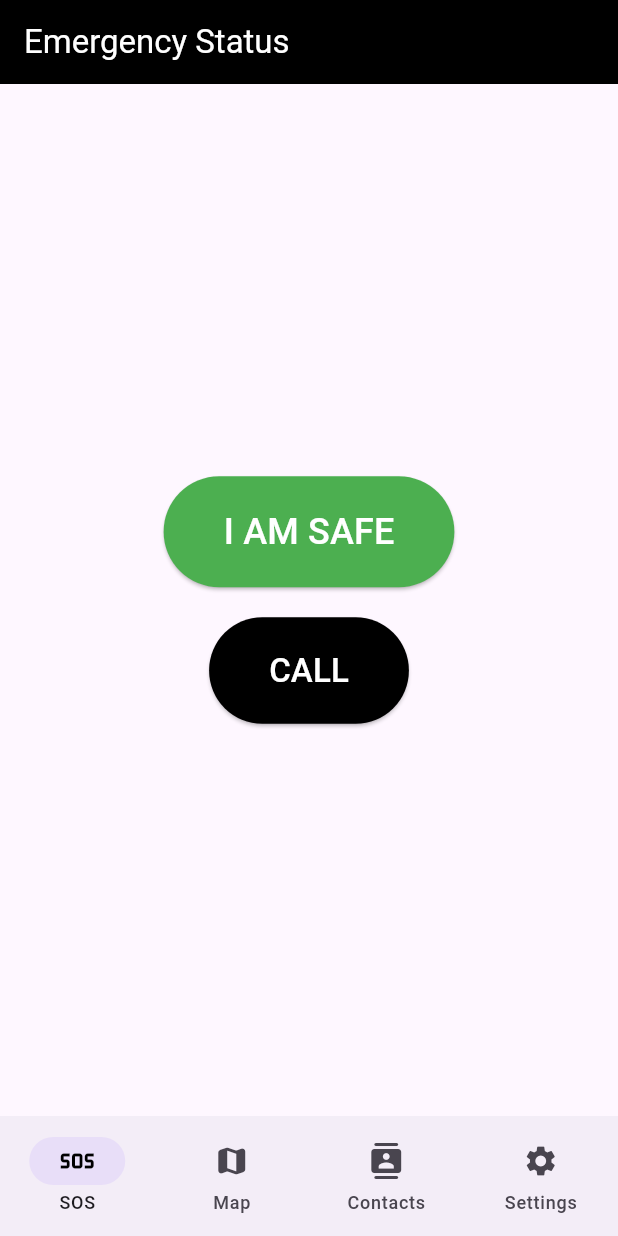
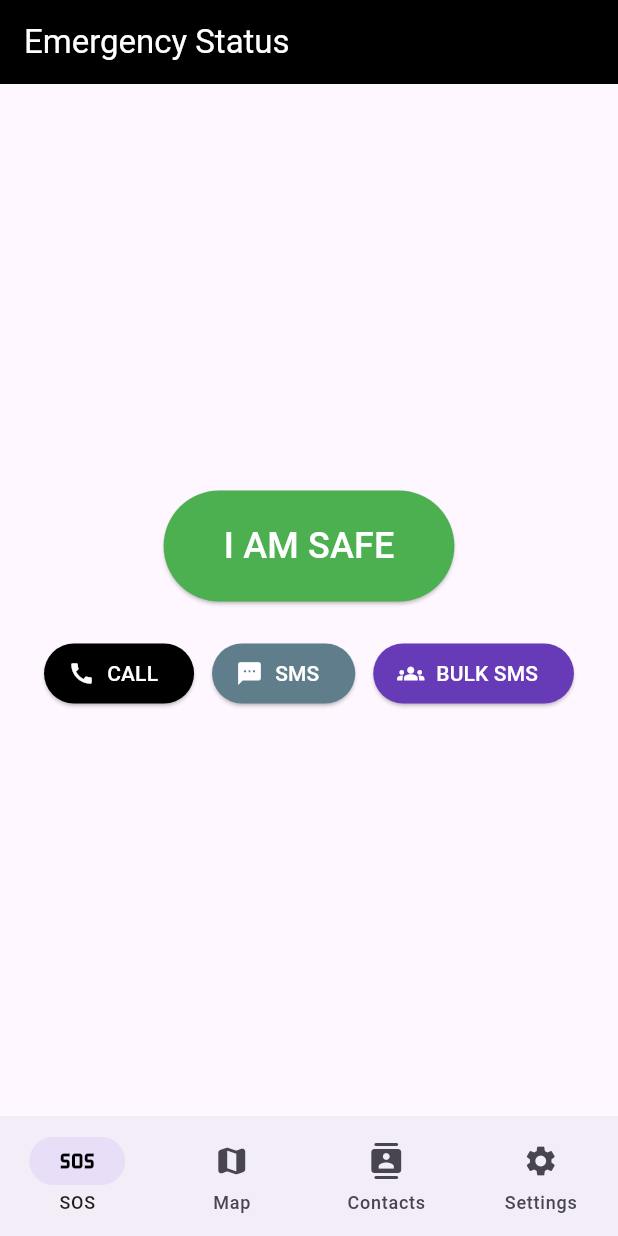
Before and after one commit to Navi2004725/emergency_button_demo, a Flutter app: the screen it shows after launch, after a tap on "SOS", on a phone screen of 412 x 824 dp. Run offline on Flutter 3.47's test engine with Material 3 defaults, Android fonts, the phone set to English and light mode, and no system bars; our stand-ins replace logger.

Commit message:
All BE services are separated to files ✏️📂

```diff
--- a/lib/pages/sos_page.dart
+++ b/lib/pages/sos_page.dart
@@ -1,6 +1,9 @@
 import 'package:flutter/material.dart';
-import '../services/api_service.dart';
 import '../../utils/app_logger.dart';
+
+import '../services/call_service.dart';
+import '../services/sms_service.dart';
+import '../services/bulk_sms_service.dart';
 
 class SosPage extends StatefulWidget {
   const SosPage({super.key});
@@ -18,38 +21,78 @@ class _SosPageState extends State<SosPage> {
 
     final nextIsSafe = !isSafe;
 
-    setState(() {
-      isLoading = true;
-    });
+    setState(() => isLoading = true);
 
     try {
       if (!nextIsSafe) {
-        // SOS pressed
+        // SOS pressed -> backend decides recipients/message
         logger.w("🚨 SOS pressed");
-        await ApiService.sendSosSms();
-        logger.i("✅ SOS SMS sent successfully");
+        await SmsService.sendSosSms();
+        logger.i("✅ SOS SMS triggered successfully");
       } else {
-        // SAFE pressed
-        logger.i("✅ User marked safe");
-        await ApiService.markSafe();
+        // SAFE pressed -> no backend endpoint yet
+        logger.i("✅ User marked safe (local only)");
       }
 
-      // Only update UI AFTER success
-      setState(() {
-        isSafe = nextIsSafe;
-      });
+      // Only update UI after success
+      setState(() => isSafe = nextIsSafe);
     } catch (e, stack) {
       logger.e("❌ Backend error", error: e, stackTrace: stack);
 
-      if (mounted) {
+      if (!mounted) return;
       ScaffoldMessenger.of(context).showSnackBar(
         const SnackBar(content: Text("Request failed. Please try again.")),
       );
+    } finally {
+      if (mounted) setState(() => isLoading = false);
     }
-    } finally {
-      setState(() {
-        isLoading = false;
-      });
+  }
+
+  Future<void> _handleCall() async {
+    try {
+      await CallService.makeCall();
+      if (!mounted) return;
+      ScaffoldMessenger.of(context).showSnackBar(
+        const SnackBar(content: Text("Call initiated")),
+      );
+    } catch (e, stack) {
+      logger.e("❌ Call failed", error: e, stackTrace: stack);
+      if (!mounted) return;
+      ScaffoldMessenger.of(context).showSnackBar(
+        const SnackBar(content: Text("Call failed")),
+      );
+    }
+  }
+
+  Future<void> _handleSms() async {
+    try {
+      await SmsService.sendSosSms();
+      if (!mounted) return;
+      ScaffoldMessenger.of(context).showSnackBar(
+        const SnackBar(content: Text("SMS triggered")),
+      );
+    } catch (e, stack) {
+      logger.e("❌ SMS trigger failed", error: e, stackTrace: stack);
+      if (!mounted) return;
+      ScaffoldMessenger.of(context).showSnackBar(
+        const SnackBar(content: Text("SMS failed")),
+      );
+    }
+  }
+
+  Future<void> _handleBulkSms() async {
+    try {
+      await BulkSmsService.sendSosBulkSms();
+      if (!mounted) return;
+      ScaffoldMessenger.of(context).showSnackBar(
+        const SnackBar(content: Text("Bulk SMS triggered")),
+      );
+    } catch (e, stack) {
+      logger.e("❌ Bulk SMS trigger failed", error: e, stackTrace: stack);
+      if (!mounted) return;
+      ScaffoldMessenger.of(context).showSnackBar(
+        const SnackBar(content: Text("Bulk SMS failed")),
+      );
     }
   }
 
@@ -63,25 +106,14 @@ class _SosPageState extends State<SosPage> {
         ),
         backgroundColor: Colors.black,
       ),
-      // body: Center(
-      //   child: ElevatedButton(
-      //     onPressed: isLoading ? null : toggleStatus,
-      //     style: ElevatedButton.styleFrom(
-      //       backgroundColor: isSafe ? Colors.green : Colors.red,
-      //       padding: const EdgeInsets.symmetric(horizontal: 40, vertical: 20),
-      //     ),
-      //     child: Text(
-      //       isLoading ? "SENDING..." : (isSafe ? "I AM SAFE" : "SOS"),
-      //       style: const TextStyle(fontSize: 24, color: Colors.white),
-      //     ),
-      //   ),
-      // ),
       body: Center(
+        child: Padding(
+          padding: const EdgeInsets.all(16),
           child: Column(
             mainAxisSize: MainAxisSize.min,
             children: [
               ElevatedButton(
-              onPressed: toggleStatus,
+                onPressed: isLoading ? null : toggleStatus,
                 style: ElevatedButton.styleFrom(
                   backgroundColor: isSafe ? Colors.green : Colors.red,
                   padding: const EdgeInsets.symmetric(
@@ -90,62 +122,45 @@ class _SosPageState extends State<SosPage> {
                   ),
                 ),
                 child: Text(
-                isSafe ? "I AM SAFE" : "SOS",
+                  isLoading ? "SENDING..." : (isSafe ? "I AM SAFE" : "SOS"),
                   style: const TextStyle(fontSize: 24, color: Colors.white),
                 ),
               ),
-
-            const SizedBox(height: 20),
-
-            ElevatedButton(
-              onPressed: () async {
-                try {
-                  await ApiService.makeCall();
-
-                  if (!mounted) return; // ✅ guard context after await
-                  ScaffoldMessenger.of(context).showSnackBar(
-                    const SnackBar(content: Text("Call initiated")),
-                  );
-                } catch (e, stack) {
-                  logger.e(
-                    "❌ Call request failed",
-                    error: e,
-                    stackTrace: stack,
-                  );
-
-                  if (!mounted) return; // ✅ guard again
-                  ScaffoldMessenger.of(
-                    context,
-                  ).showSnackBar(const SnackBar(content: Text("Call failed")));
-                }
-              },
-              style: ElevatedButton.styleFrom(
-                backgroundColor: Colors.black,
-                padding: const EdgeInsets.symmetric(
-                  horizontal: 40,
-                  vertical: 20,
+              const SizedBox(height: 24),
+              Wrap(
+                spacing: 12,
+                runSpacing: 12,
+                alignment: WrapAlignment.center,
+                children: [
+                  ElevatedButton.icon(
+                    icon: const Icon(Icons.call, color: Colors.white),
+                    label: const Text("CALL", style: TextStyle(color: Colors.white)),
+                    style: ElevatedButton.styleFrom(backgroundColor: Colors.black),
+                    onPressed: isLoading ? null : _handleCall,
                   ),
+                  ElevatedButton.icon(
+                    icon: const Icon(Icons.sms, color: Colors.white),
+                    label: const Text("SMS", style: TextStyle(color: Colors.white)),
+                    style: ElevatedButton.styleFrom(backgroundColor: Colors.blueGrey),
+                    onPressed: isLoading ? null : _handleSms,
                   ),
-              child: const Text(
-                "CALL",
-                style: TextStyle(fontSize: 22, color: Colors.white),
+                  ElevatedButton.icon(
+                    icon: const Icon(Icons.groups, color: Colors.white),
+                    label: const Text("BULK SMS", style: TextStyle(color: Colors.white)),
+                    style: ElevatedButton.styleFrom(backgroundColor: Colors.deepPurple),
+                    onPressed: isLoading ? null : _handleBulkSms,
                   ),
+                ],
               ),
             ],
           ),
         ),
-
+      ),
       bottomNavigationBar: NavigationBar(
-        destinations: [
-          NavigationDestination(
-            icon: Icon(Icons.sos, color: Colors.black),
-            label: "SOS",
-          ),
+        destinations: const [
+          NavigationDestination(icon: Icon(Icons.sos, color: Colors.black), label: "SOS"),
           NavigationDestination(icon: Icon(Icons.map_rounded), label: "Map"),
-          NavigationDestination(
-            icon: Icon(Icons.contacts_rounded),
-            label: "Contacts",
-          ),
+          NavigationDestination(icon: Icon(Icons.contacts_rounded), label: "Contacts"),
           NavigationDestination(icon: Icon(Icons.settings), label: "Settings"),
         ],
       ),
--- /dev/null
+++ b/lib/services/api_config.dart
@@ -0,0 +1,4 @@
+class ApiConfig {
+  // Android emulator
+  static const String baseUrl = "http://10.0.2.2:5000";
+}
--- /dev/null
+++ b/lib/services/bulk_sms_service.dart
@@ -0,0 +1,26 @@
+import 'package:http/http.dart' as http;
+import '../utils/app_logger.dart';
+import 'api_config.dart';
+
+class BulkSmsService {
+  static Future<void> sendSosBulkSms() async {
+    try {
+      logger.i("📨 Sending BULK SOS SMS trigger");
+
+      final res = await http.post(
+        Uri.parse("${ApiConfig.baseUrl}/bulk-sms"),
+        headers: {"Content-Type": "application/json"},
+      );
+
+      if (res.statusCode != 200) {
+        logger.e("❌ Bulk SOS trigger failed", error: {"status": res.statusCode, "body": res.body});
+        throw Exception("Bulk SOS trigger failed: ${res.body}");
+      }
+
+      logger.i("✅ Bulk SOS triggered");
+    } catch (e, stack) {
+      logger.e("❌ Exception while triggering Bulk SOS", error: e, stackTrace: stack);
+      rethrow;
+    }
+  }
+}
--- /dev/null
+++ b/lib/services/sms_service.dart
@@ -0,0 +1,26 @@
+import 'package:http/http.dart' as http;
+import '../utils/app_logger.dart';
+import 'api_config.dart';
+
+class SmsService {
+  static Future<void> sendSosSms() async {
+    try {
+      logger.i("📩 Sending SOS SMS trigger");
+
+      final res = await http.post(
+        Uri.parse("${ApiConfig.baseUrl}/sms"),
+        headers: {"Content-Type": "application/json"},
+      );
+
+      if (res.statusCode != 200) {
+        logger.e("❌ SOS SMS trigger failed", error: {"status": res.statusCode, "body": res.body});
+        throw Exception("SOS SMS trigger failed: ${res.body}");
+      }
+
+      logger.i("✅ SOS SMS triggered");
+    } catch (e, stack) {
+      logger.e("❌ Exception while triggering SOS SMS", error: e, stackTrace: stack);
+      rethrow;
+    }
+  }
+}
```
Also changed, not shown: lib/services/api_service.dart (deleted, +0 -70 lines), lib/services/call_service.dart (added, +29 -0 lines). Lines whose indentation alone changed are shown as unchanged.
